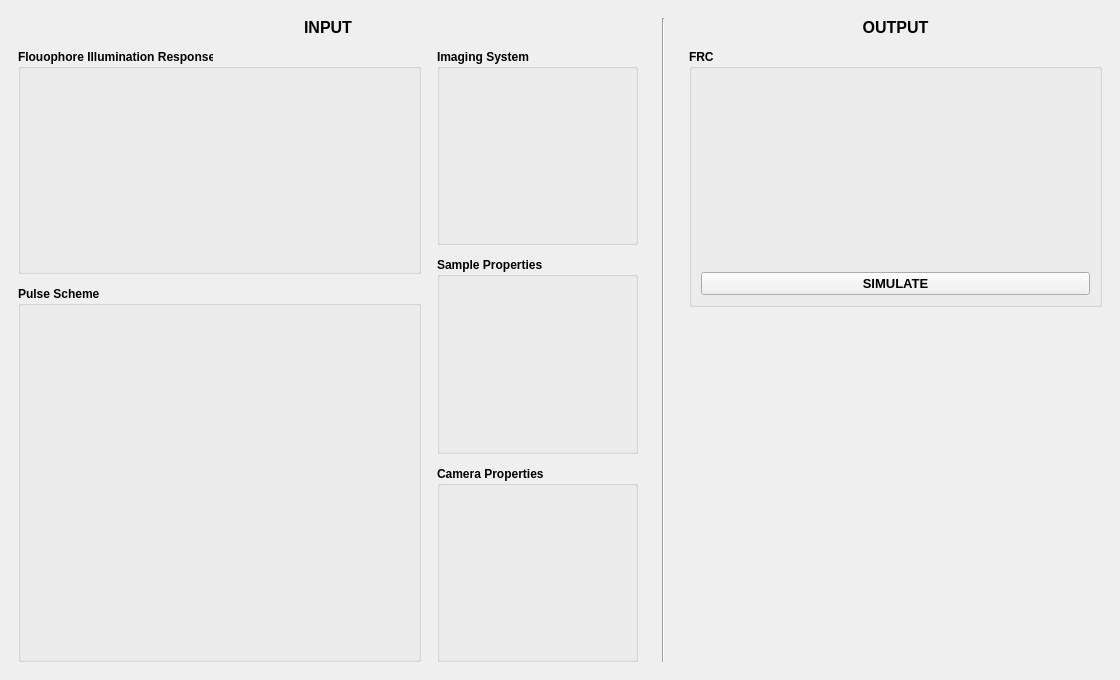
First picture: the form in frcpredict/ui/window/main_window_w.ui, repository Bodeeen/Resolution_prediction_software, before the edit.
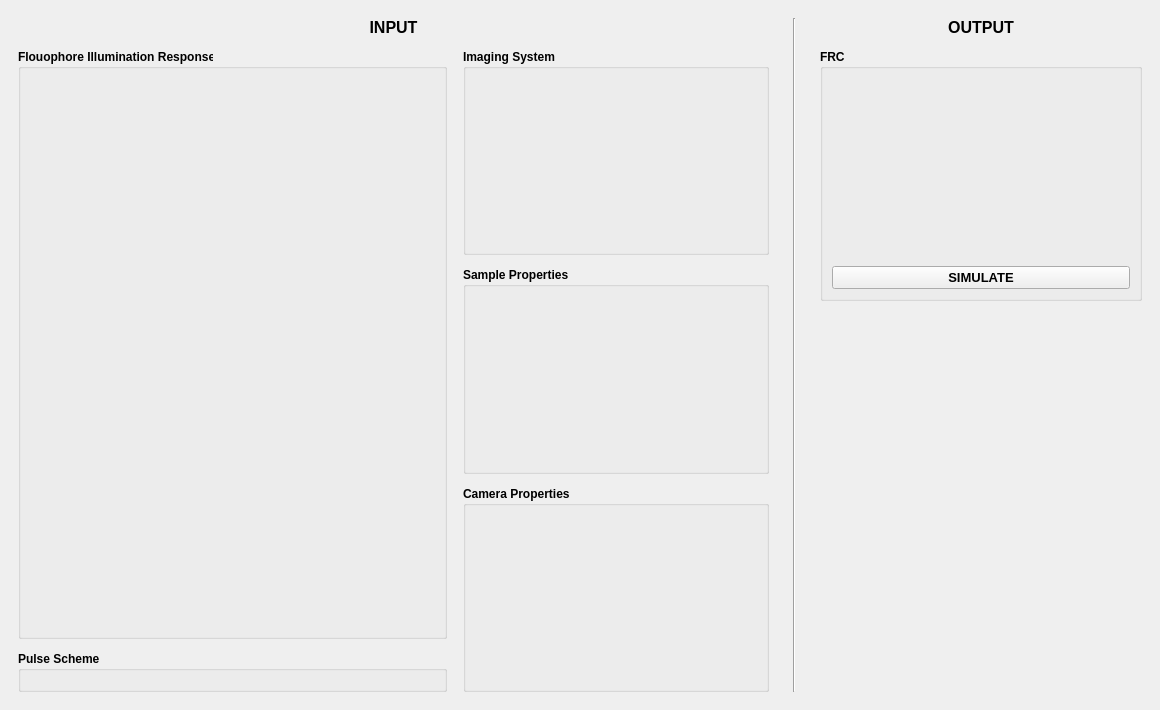
Second picture: the form after the edit. Custom widgets are drawn as their Qt base class.

```diff
--- a/frcpredict/ui/window/main_window_w.ui
+++ b/frcpredict/ui/window/main_window_w.ui
@@ -6,14 +6,20 @@
    <rect>
     <x>0</x>
     <y>0</y>
-    <width>1120</width>
-    <height>680</height>
+    <width>1160</width>
+    <height>710</height>
    </rect>
   </property>
   <property name="minimumSize">
    <size>
-    <width>1120</width>
-    <height>680</height>
+    <width>1160</width>
+    <height>710</height>
+   </size>
+  </property>
+  <property name="maximumSize">
+   <size>
+    <width>16777215</width>
+    <height>710</height>
    </size>
   </property>
   <property name="windowTitle">
@@ -26,7 +32,7 @@
      <verstretch>0</verstretch>
     </sizepolicy>
    </property>
-   <layout class="QHBoxLayout" name="horizontalLayout" stretch="3,0,2">
+   <layout class="QHBoxLayout" name="horizontalLayout" stretch="7,0,3">
     <property name="spacing">
      <number>24</number>
     </property>
@@ -65,12 +71,12 @@
        </widget>
       </item>
       <item>
-       <layout class="QHBoxLayout" name="horizontalLayout_2" stretch="2,1">
+       <layout class="QHBoxLayout" name="horizontalLayout_2" stretch="7,5">
         <property name="spacing">
          <number>16</number>
         </property>
         <item>
-         <layout class="QVBoxLayout" name="verticalLayout_6" stretch="3,5">
+         <layout class="QVBoxLayout" name="verticalLayout_6" stretch="1,0">
           <property name="spacing">
            <number>12</number>
           </property>
@@ -223,7 +229,7 @@
      </widget>
     </item>
     <item>
-     <layout class="QVBoxLayout" name="verticalLayout_5" stretch="0,3,4">
+     <layout class="QVBoxLayout" name="verticalLayout_5" stretch="0,2,3">
       <property name="spacing">
        <number>12</number>
       </property>
```
